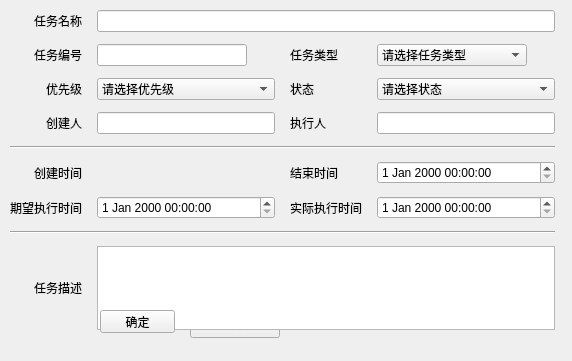
The window that framework/gui/ui/src/task.ui (cash2one/AutoDriver) describes before a commit, drawn with Qt 5.
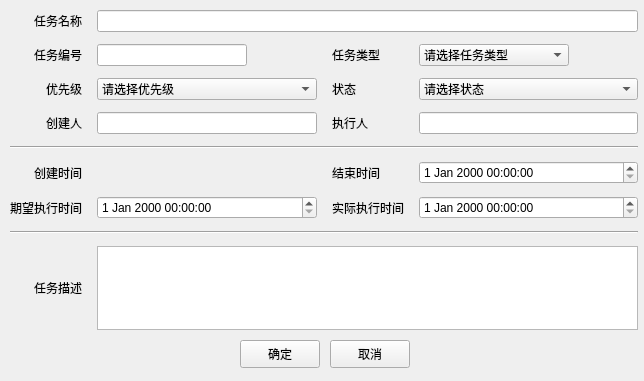
The same window after the commit. Icons and pictures are not drawn.

```diff
--- a/framework/gui/ui/src/task.ui
+++ b/framework/gui/ui/src/task.ui
@@ -6,8 +6,8 @@
    <rect>
     <x>0</x>
     <y>0</y>
-    <width>572</width>
-    <height>361</height>
+    <width>644</width>
+    <height>381</height>
    </rect>
   </property>
   <property name="maximumSize">
@@ -26,9 +26,9 @@
   <widget class="QPushButton" name="pushButton_2">
    <property name="geometry">
     <rect>
-     <x>190</x>
-     <y>310</y>
-     <width>90</width>
+     <x>330</x>
+     <y>340</y>
+     <width>80</width>
      <height>28</height>
     </rect>
    </property>
@@ -41,7 +41,7 @@
     <rect>
      <x>10</x>
      <y>10</y>
-     <width>551</width>
+     <width>634</width>
      <height>320</height>
     </rect>
    </property>
@@ -326,10 +326,10 @@
   <widget class="QPushButton" name="pushButton">
    <property name="geometry">
     <rect>
-     <x>100</x>
-     <y>310</y>
-     <width>75</width>
-     <height>23</height>
+     <x>240</x>
+     <y>340</y>
+     <width>80</width>
+     <height>28</height>
     </rect>
    </property>
    <property name="text">
```
Left out of the diff: 8 changed lines with no effect on the pictures.
